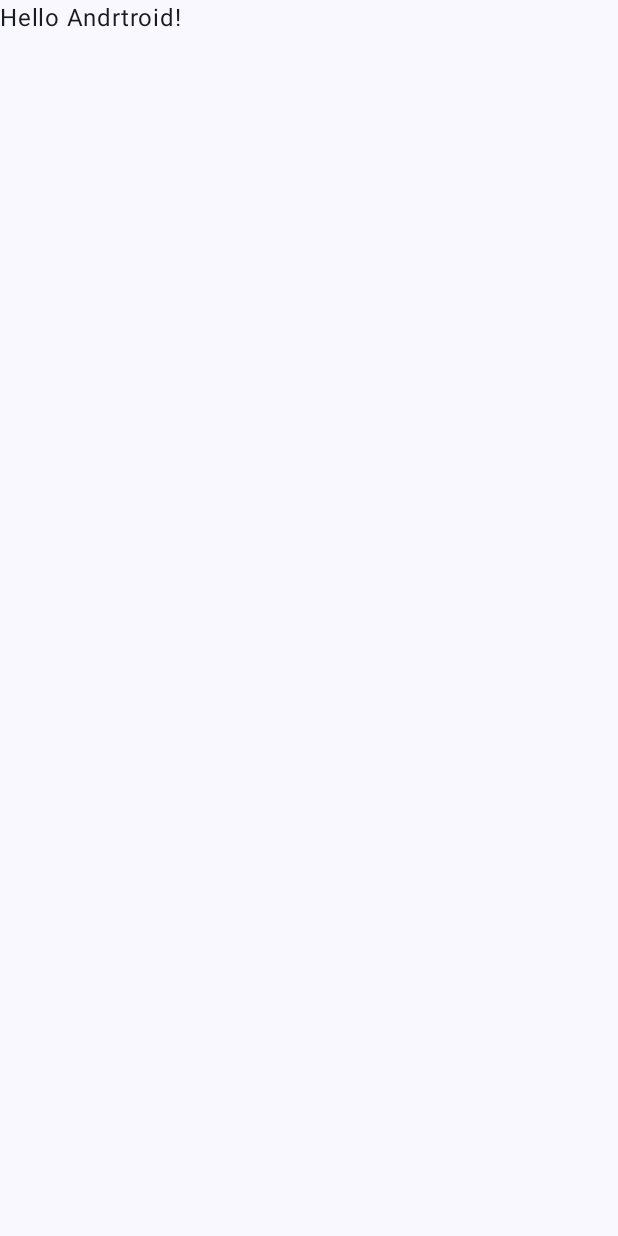
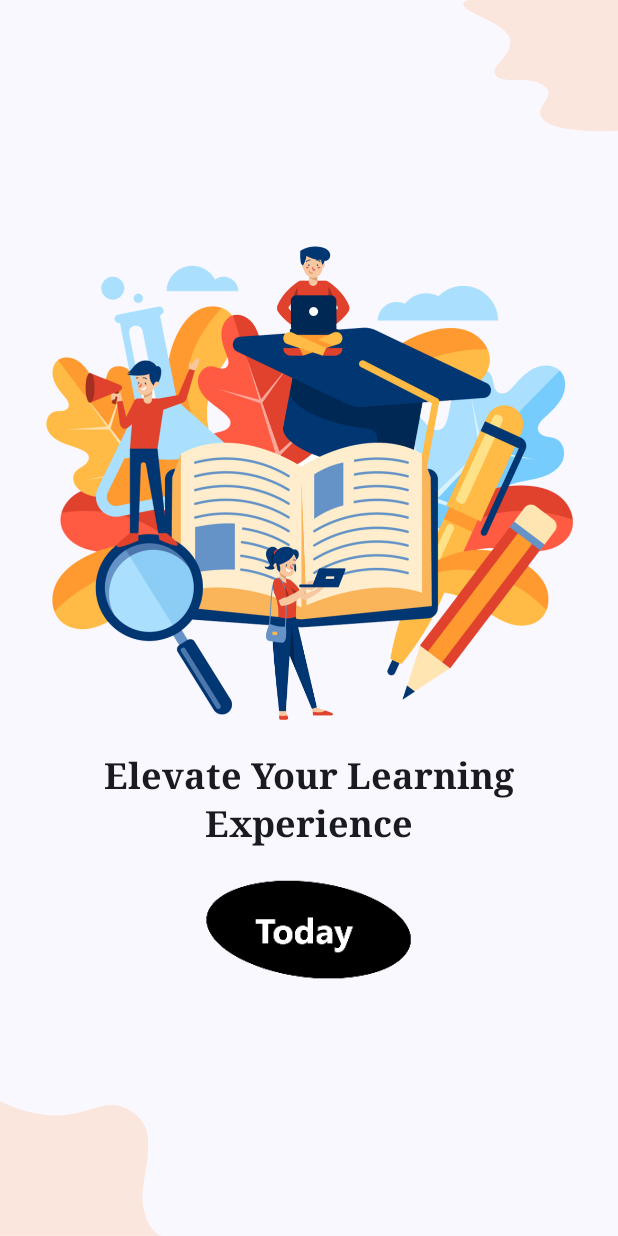
Before and after one commit to joeMalebe/LearningPortal, an Android app built with Jetpack Compose: the screen it shows after launch (MainActivity), on a phone screen of 412 x 824 dp. Before the commit the screen is almost empty. Run offline under Robolectric (Android 15) with nearby library versions, the phone set to English and light mode, and no system bars.

Commit message:
create landing screen

```diff
--- a/app/build.gradle.kts
+++ b/app/build.gradle.kts
@@ -50,7 +50,7 @@ android {
 }
 
 dependencies {
-
+    val navVersion = "2.7.6"
     implementation("androidx.core:core-ktx:1.9.0")
     implementation("androidx.lifecycle:lifecycle-runtime-ktx:2.6.2")
     implementation("androidx.activity:activity-compose:1.8.2")
@@ -59,6 +59,7 @@ dependencies {
     implementation("androidx.compose.ui:ui-graphics")
     implementation("androidx.compose.ui:ui-tooling-preview")
     implementation("androidx.compose.material3:material3")
+    implementation ("androidx.navigation:navigation-compose:$navVersion")
     testImplementation("junit:junit:4.13.2")
     androidTestImplementation("androidx.test.ext:junit:1.1.5")
     androidTestImplementation("androidx.test.espresso:espresso-core:3.5.1")
--- a/app/src/main/java/com/example/learningportal/MainActivity.kt
+++ b/app/src/main/java/com/example/learningportal/MainActivity.kt
@@ -6,10 +6,10 @@ import androidx.activity.compose.setContent
 import androidx.compose.foundation.layout.fillMaxSize
 import androidx.compose.material3.MaterialTheme
 import androidx.compose.material3.Surface
-import androidx.compose.material3.Text
 import androidx.compose.runtime.Composable
 import androidx.compose.ui.Modifier
 import androidx.compose.ui.tooling.preview.Preview
+import com.example.learningportal.ui.screens.LandingScreen
 import com.example.learningportal.ui.theme.LearningPortalTheme
 
 class MainActivity : ComponentActivity() {
@@ -22,7 +22,7 @@ class MainActivity : ComponentActivity() {
                     modifier = Modifier.fillMaxSize(),
                     color = MaterialTheme.colorScheme.background
                 ) {
-                    Greeting("Andrtroid")
+                    LandingScreen()
                 }
             }
         }
@@ -31,10 +31,7 @@ class MainActivity : ComponentActivity() {
 
 @Composable
 fun Greeting(name: String, modifier: Modifier = Modifier) {
-    Text(
-        text = "Hello $name!",
-        modifier = modifier
-    )
+    LandingScreen()
 }
 
 @Preview(showBackground = true)
--- /dev/null
+++ b/app/src/main/java/com/example/learningportal/ui/screens/LandingScreen.kt
@@ -0,0 +1,87 @@
+package com.example.learningportal.ui.screens
+
+import androidx.compose.foundation.Image
+import androidx.compose.foundation.layout.Arrangement
+import androidx.compose.foundation.layout.Box
+import androidx.compose.foundation.layout.Column
+import androidx.compose.foundation.layout.fillMaxWidth
+import androidx.compose.foundation.layout.padding
+import androidx.compose.foundation.layout.size
+import androidx.compose.material3.MaterialTheme
+import androidx.compose.material3.Text
+import androidx.compose.runtime.Composable
+import androidx.compose.ui.Alignment
+import androidx.compose.ui.Modifier
+import androidx.compose.ui.graphics.ImageBitmap
+import androidx.compose.ui.layout.ContentScale
+import androidx.compose.ui.res.imageResource
+import androidx.compose.ui.res.stringResource
+import androidx.compose.ui.tooling.preview.Preview
+import androidx.compose.ui.unit.dp
+import androidx.navigation.NavHostController
+import androidx.navigation.compose.rememberNavController
+import com.example.learningportal.R
+import com.example.learningportal.ui.theme.LearningPortalTheme
+
+@Composable
+fun LandingScreen(
+    modifier: Modifier = Modifier,
+    navHostController: NavHostController = rememberNavController()
+) {
+
+    Box(modifier = modifier.fillMaxWidth(), contentAlignment = Alignment.Center) {
+        Image(
+            ImageBitmap.imageResource(R.drawable.top_tight),
+            contentDescription = "Top Right",
+            contentScale = ContentScale.FillBounds,
+            modifier = Modifier
+                .size(width = 108.dp, height = 90.dp)
+                .align(Alignment.TopEnd)
+        )
+        Image(
+            ImageBitmap.imageResource(R.drawable.bottom_left),
+            contentDescription = "Bottom start",
+            contentScale = ContentScale.FillBounds,
+            modifier = Modifier
+                .size(width = 108.dp, height = 90.dp)
+                .align(Alignment.BottomStart)
+        )
+        Column(
+            modifier = Modifier
+                .fillMaxWidth()
+                .padding(16.dp),
+            horizontalAlignment = Alignment.CenterHorizontally,
+            verticalArrangement = Arrangement.Center
+        ) {
+
+            Image(
+                bitmap = ImageBitmap.imageResource(id = R.drawable.logo),
+                contentDescription = "Logo",
+                Modifier.padding(bottom = 24.dp)
+            )
+            Text(
+                text = stringResource(id = R.string.elevate),
+                textAlign = androidx.compose.ui.text.style.TextAlign.Center,
+                style = MaterialTheme.typography.headlineLarge,
+                modifier = Modifier
+                    .fillMaxWidth()
+                    .padding(bottom = 16.dp)
+            )
+            Image(
+                bitmap = ImageBitmap.imageResource(R.drawable.today),
+                contentDescription = "Today",
+                modifier = Modifier.size(width = 200.dp, height = 80.dp)
+            )
+
+        }
+
+    }
+}
+
+@Preview(showBackground = true, showSystemUi = true)
+@Composable
+fun LandingScreenPreview() {
+    LearningPortalTheme {
+        LandingScreen()
+    }
+}
--- a/app/src/main/java/com/example/learningportal/ui/theme/Type.kt
+++ b/app/src/main/java/com/example/learningportal/ui/theme/Type.kt
@@ -9,12 +9,22 @@ import androidx.compose.ui.unit.sp
 // Set of Material typography styles to start with
 val Typography = Typography(
     bodyLarge = TextStyle(
-        fontFamily = FontFamily.Default,
+        fontFamily = FontFamily.Serif,
         fontWeight = FontWeight.Normal,
         fontSize = 16.sp,
         lineHeight = 24.sp,
         letterSpacing = 0.5.sp
     )
+
+    ,
+    headlineLarge = TextStyle(
+        fontFamily = FontFamily.Serif,
+        fontWeight = FontWeight.Bold,
+        fontSize = 24.sp,
+        lineHeight = 32.sp,
+        letterSpacing = 0.sp
+    ),
+
     /* Other default text styles to override
     titleLarge = TextStyle(
         fontFamily = FontFamily.Default,
--- /dev/null
+++ b/app/src/main/res/values/dimens.xml
@@ -0,0 +1,4 @@
+<?xml version="1.0" encoding="utf-8"?>
+<resources>
+    <dimen name="headline">20sp</dimen>
+</resources>
--- a/app/src/main/res/values/strings.xml
+++ b/app/src/main/res/values/strings.xml
@@ -1,3 +1,4 @@
 <resources>
     <string name="app_name">LearningPortal</string>
+    <string name="elevate">Elevate Your Learning Experience</string>
 </resources>
```
